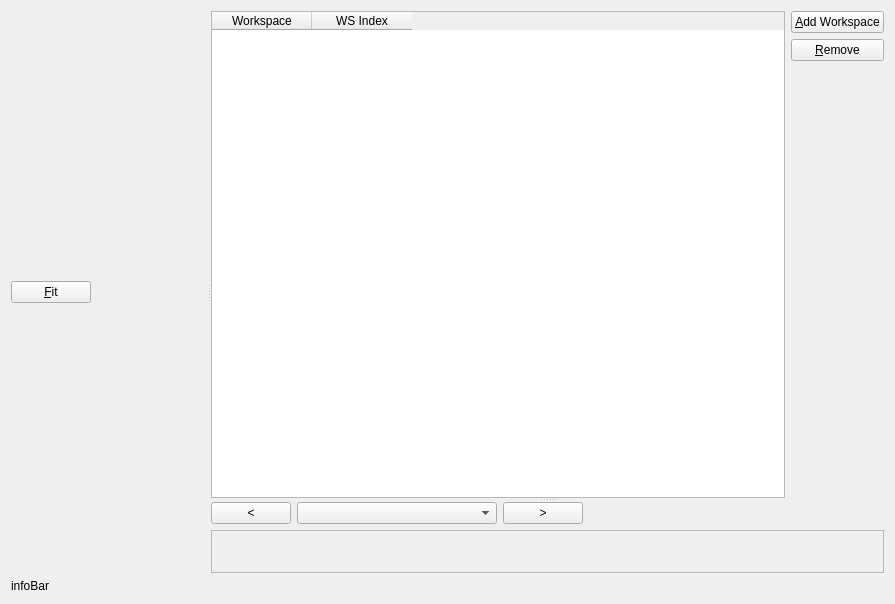
The window that Code/Mantid/MantidQt/CustomInterfaces/inc/MantidQtCustomInterfaces/MultiDatasetFit.ui (mantidproject/mantid) describes before a commit, drawn with Qt 5.
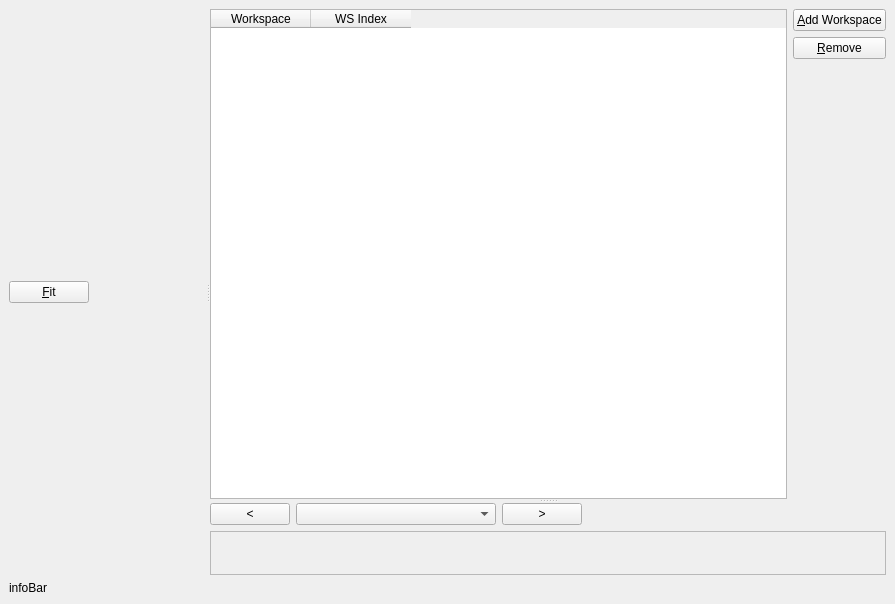
The same window after the commit. Custom widgets are drawn as their Qt base class.

Commit message: Re #8911. Changed interface's base class in qt designer.

Diff of the .ui file:
```diff
--- a/Code/Mantid/MantidQt/CustomInterfaces/inc/MantidQtCustomInterfaces/MultiDatasetFit.ui
+++ b/Code/Mantid/MantidQt/CustomInterfaces/inc/MantidQtCustomInterfaces/MultiDatasetFit.ui
@@ -1,7 +1,7 @@
 <?xml version="1.0" encoding="UTF-8"?>
 <ui version="4.0">
  <class>MultiDatasetFit</class>
- <widget class="QWidget" name="MultiDatasetFit">
+ <widget class="QMainWindow" name="MultiDatasetFit">
   <property name="geometry">
    <rect>
     <x>0</x>
@@ -13,6 +13,7 @@
   <property name="windowTitle">
    <string>Multi-dataset fitting</string>
   </property>
+  <widget class="QWidget" name="centralwidget">
   <layout class="QVBoxLayout" name="verticalLayout_3" stretch="1,0">
    <item>
     <widget class="QSplitter" name="hSplitter">
@@ -211,6 +212,7 @@
     </widget>
    </item>
   </layout>
+  </widget>
  </widget>
  <customwidgets>
   <customwidget>
```
Lines whose indentation alone changed are shown as unchanged.
